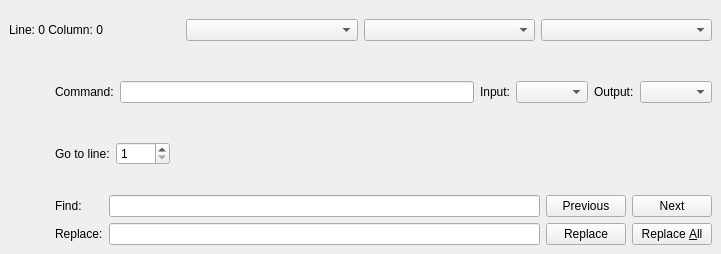
Qt form resources/ui/editorstatus.ui (prymatex/prymatex) before a commit.
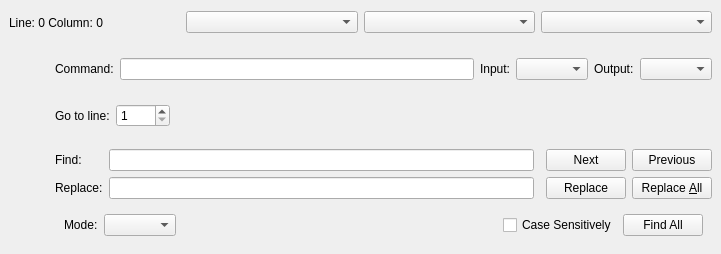
The same form after that commit. Icons and pictures are not drawn.

Commit message: perparando find and replace

Diff of the .ui file:
```diff
--- a/resources/ui/editorstatus.ui
+++ b/resources/ui/editorstatus.ui
@@ -179,7 +179,28 @@
       <item row="1" column="2">
        <widget class="QLineEdit" name="lineReplace"/>
       </item>
-      <item row="0" column="3">
+      <item row="1" column="4">
+       <widget class="QPushButton" name="pushButtonReplacePrevious">
+        <property name="toolTip">
+         <string>&lt;!DOCTYPE HTML PUBLIC &quot;-//W3C//DTD HTML 4.0//EN&quot; &quot;http://www.w3.org/TR/REC-html40/strict.dtd&quot;&gt;
+&lt;html&gt;&lt;head&gt;&lt;meta name=&quot;qrichtext&quot; content=&quot;1&quot; /&gt;&lt;style type=&quot;text/css&quot;&gt;
+p, li { white-space: pre-wrap; }
+&lt;/style&gt;&lt;/head&gt;&lt;body style=&quot; font-family:'Nimbus Mono L'; font-size:8pt; font-weight:600; font-style:normal;&quot;&gt;
+&lt;p style=&quot; margin-top:0px; margin-bottom:0px; margin-left:0px; margin-right:0px; -qt-block-indent:0; text-indent:0px;&quot;&gt;Replace &amp;amp; Find Previous&lt;/p&gt;&lt;/body&gt;&lt;/html&gt;</string>
+        </property>
+        <property name="text">
+         <string>Replace</string>
+        </property>
+       </widget>
+      </item>
+      <item row="1" column="5">
+       <widget class="QPushButton" name="pushButtonReplaceNext">
+        <property name="text">
+         <string>Replace &amp;All</string>
+        </property>
+       </widget>
+      </item>
+      <item row="0" column="5">
        <widget class="QPushButton" name="pushButtonFindPrevious">
         <property name="text">
          <string>Previous</string>
@@ -208,25 +229,47 @@
         </property>
        </widget>
       </item>
-      <item row="1" column="3">
-       <widget class="QPushButton" name="pushButtonReplacePrevious">
-        <property name="toolTip">
-         <string>&lt;!DOCTYPE HTML PUBLIC &quot;-//W3C//DTD HTML 4.0//EN&quot; &quot;http://www.w3.org/TR/REC-html40/strict.dtd&quot;&gt;
-&lt;html&gt;&lt;head&gt;&lt;meta name=&quot;qrichtext&quot; content=&quot;1&quot; /&gt;&lt;style type=&quot;text/css&quot;&gt;
-p, li { white-space: pre-wrap; }
-&lt;/style&gt;&lt;/head&gt;&lt;body style=&quot; font-family:'Nimbus Mono L'; font-size:8pt; font-weight:600; font-style:normal;&quot;&gt;
-&lt;p style=&quot; margin-top:0px; margin-bottom:0px; margin-left:0px; margin-right:0px; -qt-block-indent:0; text-indent:0px;&quot;&gt;Replace &amp;amp; Find Previous&lt;/p&gt;&lt;/body&gt;&lt;/html&gt;</string>
-        </property>
-        <property name="text">
-         <string>Replace</string>
-        </property>
-       </widget>
-      </item>
-      <item row="1" column="4">
-       <widget class="QPushButton" name="pushButtonReplaceNext">
-        <property name="text">
-         <string>Replace &amp;All</string>
-        </property>
+      <item row="2" column="1" colspan="5">
+       <widget class="QWidget" name="widgetFindReplaceOptions" native="true">
+        <layout class="QHBoxLayout" name="horizontalLayout_4">
+         <item>
+          <widget class="QLabel" name="label_4">
+           <property name="text">
+            <string>Mode:</string>
+           </property>
+          </widget>
+         </item>
+         <item>
+          <widget class="QComboBox" name="comboBox"/>
+         </item>
+         <item>
+          <spacer name="horizontalSpacer">
+           <property name="orientation">
+            <enum>Qt::Horizontal</enum>
+           </property>
+           <property name="sizeHint" stdset="0">
+            <size>
+             <width>40</width>
+             <height>20</height>
+            </size>
+           </property>
+          </spacer>
+         </item>
+         <item>
+          <widget class="QCheckBox" name="checkBoxFindCaseSensitively">
+           <property name="text">
+            <string>Case Sensitively</string>
+           </property>
+          </widget>
+         </item>
+         <item>
+          <widget class="QPushButton" name="pushButton">
+           <property name="text">
+            <string>Find All</string>
+           </property>
+          </widget>
+         </item>
+        </layout>
        </widget>
       </item>
      </layout>
```
Left out of the diff: 8 changed lines with no effect on the pictures. The commit also changes 5 other files.
